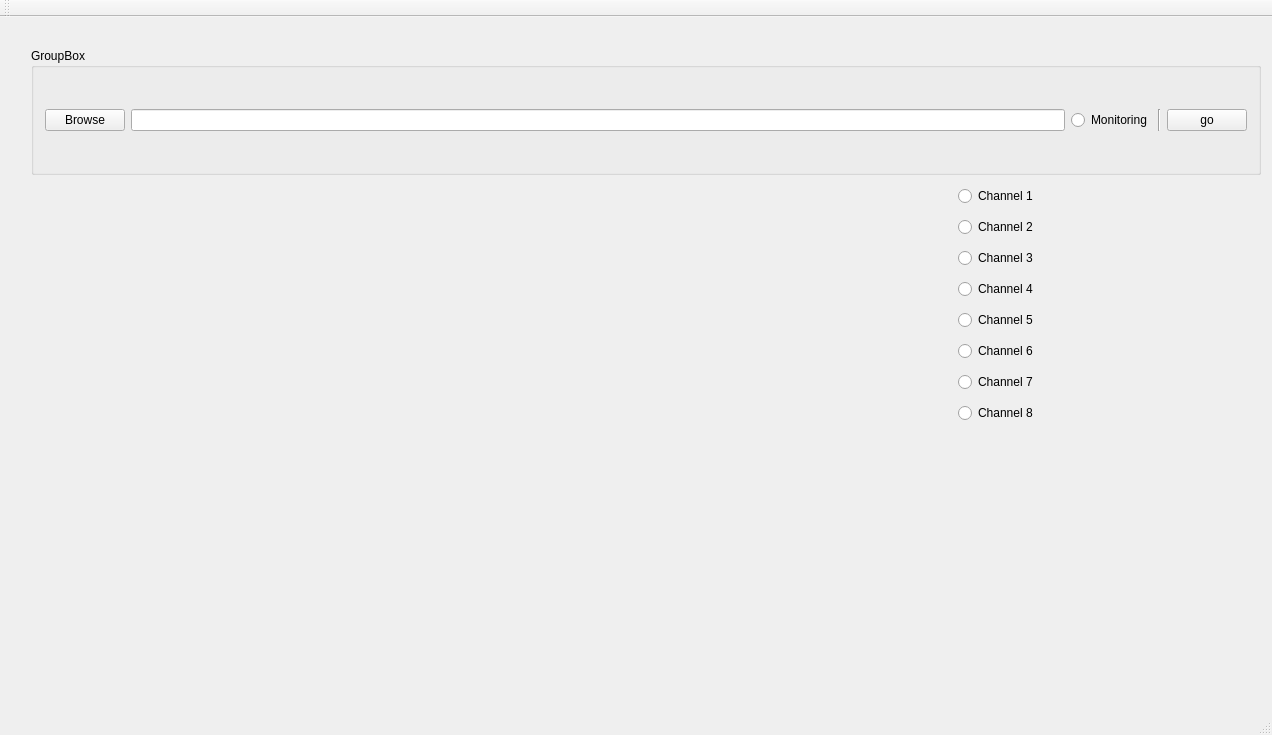
First picture: the form in XCon_Imperial_Baking_GUI/xcon_imperial_baking.ui, repository iontrapimperial2/XCon_Imperial_Baking, before the edit.
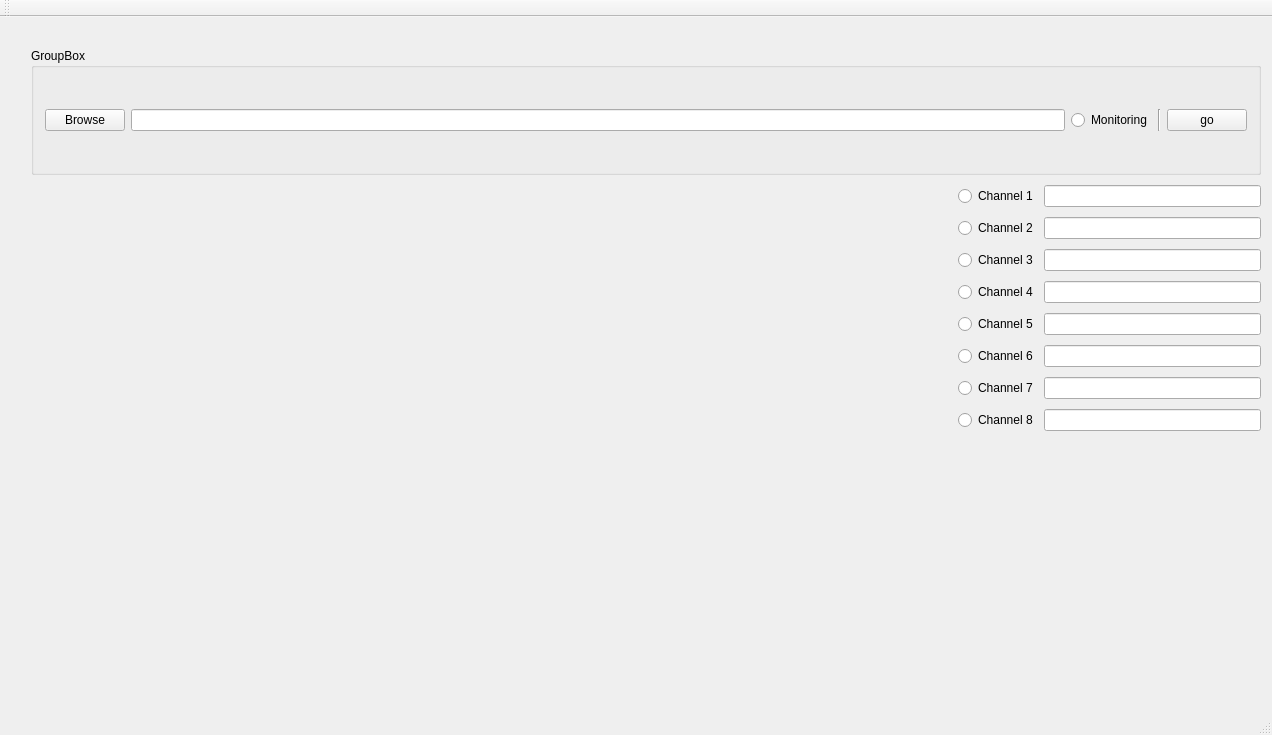
Second picture: the form after the edit.

What changed in the file:
```diff
--- a/XCon_Imperial_Baking_GUI/xcon_imperial_baking.ui
+++ b/XCon_Imperial_Baking_GUI/xcon_imperial_baking.ui
@@ -186,7 +186,7 @@
       </item>
       <item row="2" column="4" rowspan="2">
        <layout class="QGridLayout" name="gridLayout_4">
-        <item row="7" column="0">
+        <item row="13" column="0">
          <widget class="QRadioButton" name="radioButton_ch_8">
           <property name="text">
            <string>Channel 8</string>
@@ -196,7 +196,17 @@
           </property>
          </widget>
         </item>
-        <item row="3" column="0">
+        <item row="8" column="0">
+         <widget class="QRadioButton" name="radioButton_ch_3">
+          <property name="text">
+           <string>Channel 3</string>
+          </property>
+          <property name="autoExclusive">
+           <bool>false</bool>
+          </property>
+         </widget>
+        </item>
+        <item row="9" column="0">
          <widget class="QRadioButton" name="radioButton_ch_4">
           <property name="text">
            <string>Channel 4</string>
@@ -206,27 +216,7 @@
           </property>
          </widget>
         </item>
-        <item row="5" column="0">
-         <widget class="QRadioButton" name="radioButton_ch_6">
-          <property name="text">
-           <string>Channel 6</string>
-          </property>
-          <property name="autoExclusive">
-           <bool>false</bool>
-          </property>
-         </widget>
-        </item>
-        <item row="0" column="0">
-         <widget class="QRadioButton" name="radioButton_ch_1">
-          <property name="text">
-           <string>Channel 1</string>
-          </property>
-          <property name="autoExclusive">
-           <bool>false</bool>
-          </property>
-         </widget>
-        </item>
-        <item row="6" column="0">
+        <item row="12" column="0">
          <widget class="QRadioButton" name="radioButton_ch_7">
           <property name="text">
            <string>Channel 7</string>
@@ -236,7 +226,7 @@
           </property>
          </widget>
         </item>
-        <item row="1" column="0">
+        <item row="7" column="0">
          <widget class="QRadioButton" name="radioButton_ch_2">
           <property name="text">
            <string>Channel 2</string>
@@ -246,7 +236,27 @@
           </property>
          </widget>
         </item>
-        <item row="4" column="0">
+        <item row="11" column="0">
+         <widget class="QRadioButton" name="radioButton_ch_6">
+          <property name="text">
+           <string>Channel 6</string>
+          </property>
+          <property name="autoExclusive">
+           <bool>false</bool>
+          </property>
+         </widget>
+        </item>
+        <item row="2" column="0">
+         <widget class="QRadioButton" name="radioButton_ch_1">
+          <property name="text">
+           <string>Channel 1</string>
+          </property>
+          <property name="autoExclusive">
+           <bool>false</bool>
+          </property>
+         </widget>
+        </item>
+        <item row="10" column="0">
          <widget class="QRadioButton" name="radioButton_ch_5">
           <property name="text">
            <string>Channel 5</string>
@@ -256,15 +266,29 @@
           </property>
          </widget>
         </item>
-        <item row="2" column="0">
-         <widget class="QRadioButton" name="radioButton_ch_3">
-          <property name="text">
-           <string>Channel 3</string>
-          </property>
-          <property name="autoExclusive">
-           <bool>false</bool>
-          </property>
-         </widget>
+        <item row="2" column="1">
+         <widget class="QLineEdit" name="lineEdit_ch_1"/>
+        </item>
+        <item row="7" column="1">
+         <widget class="QLineEdit" name="lineEdit_ch_2"/>
+        </item>
+        <item row="8" column="1">
+         <widget class="QLineEdit" name="lineEdit_ch_3"/>
+        </item>
+        <item row="9" column="1">
+         <widget class="QLineEdit" name="lineEdit_ch_4"/>
+        </item>
+        <item row="10" column="1">
+         <widget class="QLineEdit" name="lineEdit_ch_5"/>
+        </item>
+        <item row="11" column="1">
+         <widget class="QLineEdit" name="lineEdit_ch_6"/>
+        </item>
+        <item row="12" column="1">
+         <widget class="QLineEdit" name="lineEdit_ch_7"/>
+        </item>
+        <item row="13" column="1">
+         <widget class="QLineEdit" name="lineEdit_ch_8"/>
         </item>
        </layout>
       </item>
```
Left out of the diff: 2 changed lines with no effect on the pictures.
